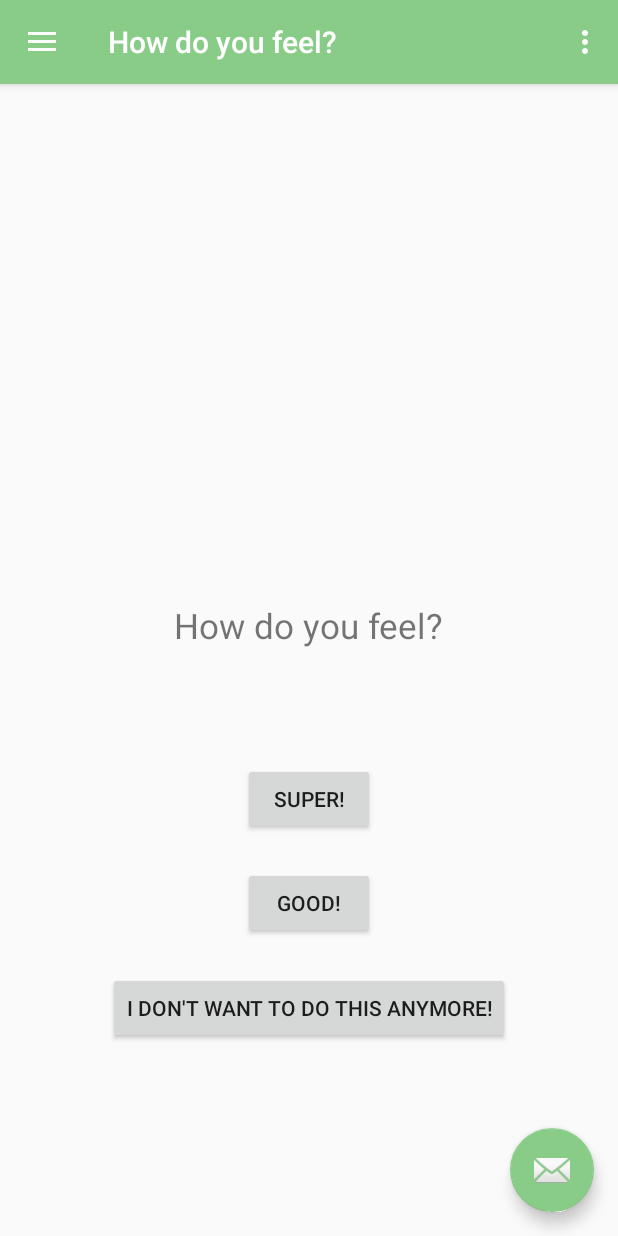
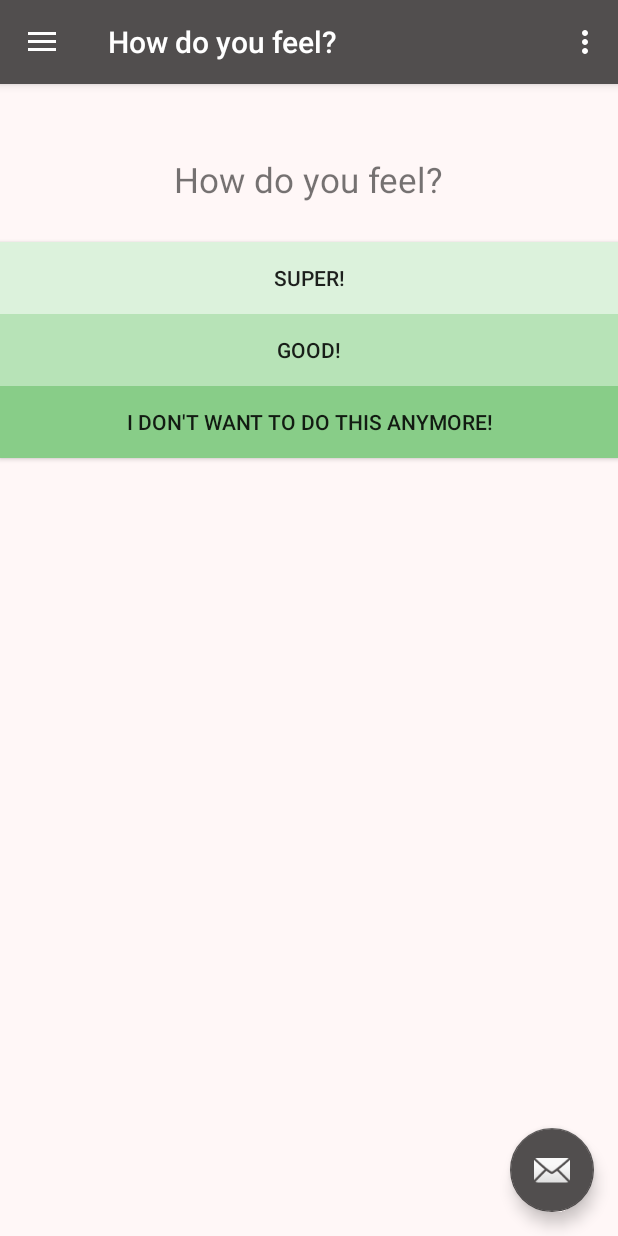
Before and after one commit to Andreea-Schiau/Android2, an Android app: the screen it shows after launch (MainActivity), in the side drawer, after a tap on "Feel it", on a phone screen of 412 x 824 dp. Run offline under Robolectric (Android 15) with nearby library versions, the phone set to English and light mode, and no system bars.

Commit message:
the new one

```diff
--- a/app/src/main/AndroidManifest.xml
+++ b/app/src/main/AndroidManifest.xml
@@ -3,13 +3,15 @@
     package="com.example.andreea.runawayfinal4">
 
     <application
+
         android:allowBackup="true"
         android:icon="@mipmap/ic_launcher"
         android:label="@string/app_name"
-        android:roundIcon="@mipmap/ic_launcher_round"
+        android:roundIcon="@mipmap/ic_launcher"
         android:supportsRtl="true"
         android:theme="@style/AppTheme">
         <activity
+
             android:name=".MainActivity"
             android:label="Run Away"
             android:theme="@style/AppTheme.NoActionBar">
@@ -18,8 +20,8 @@
 
                 <category android:name="android.intent.category.LAUNCHER" />
             </intent-filter>
+
         </activity>
-
     </application>
 
 </manifest>
--- a/app/src/main/res/layout/activity_main.xml
+++ b/app/src/main/res/layout/activity_main.xml
@@ -22,4 +22,6 @@
         app:headerLayout="@layout/nav_header_main"
         app:menu="@menu/activity_main_drawer" />
 
+
+
 </android.support.v4.widget.DrawerLayout>
--- a/app/src/main/res/layout/content_main.xml
+++ b/app/src/main/res/layout/content_main.xml
@@ -6,11 +6,16 @@
     android:layout_height="match_parent"
     app:layout_behavior="@string/appbar_scrolling_view_behavior"
     tools:context="com.example.andreea.runawayfinal4.MainActivity"
-    tools:showIn="@layout/app_bar_main">
+    tools:showIn="@layout/app_bar_main"
+    android:background="@drawable/sport">
 
     <FrameLayout
         android:id="@+id/fragment"
         android:layout_width="match_parent"
-        android:layout_height="match_parent"></FrameLayout>
+        android:layout_height="match_parent"
+        android:layout_alignParentTop="true"
+        android:layout_alignParentStart="true">
+
+    </FrameLayout>
 
 </RelativeLayout>
--- a/app/src/main/res/layout/fragment_feel_it.xml
+++ b/app/src/main/res/layout/fragment_feel_it.xml
@@ -2,6 +2,7 @@
     xmlns:tools="http://schemas.android.com/tools"
     android:layout_width="match_parent"
     android:layout_height="match_parent"
+    android:background="#FFF7F7"
     tools:context="com.example.andreea.runawayfinal4.FeelIt">
 
     <!-- TODO: Update blank fragment layout -->
@@ -9,40 +10,47 @@
 
     <Button
         android:id="@+id/super_button"
-        android:layout_width="wrap_content"
+        android:layout_width="700px"
         android:layout_height="wrap_content"
+        android:onClick="onClick"
         android:text="Super!"
-        android:layout_marginBottom="21dp"
-        android:layout_above="@+id/good_button"
-        android:layout_alignStart="@+id/good_button" />
+        android:layout_marginTop="57dp"
+        android:layout_alignTop="@+id/textView2"
+        android:background="#DCF2DC"
+        android:layout_alignParentEnd="true"
+        android:layout_alignParentStart="true" />
 
     <Button
         android:id="@+id/good_button"
-        android:layout_width="wrap_content"
+        android:layout_width="700px"
         android:layout_height="wrap_content"
+        android:layout_gravity="center_horizontal"
+        android:onClick="onClick"
         android:text="Good!"
-        android:layout_above="@+id/bad_button"
-        android:layout_centerHorizontal="true"
-        android:layout_marginBottom="22dp" />
+        android:background="#B7E3B7"
+        android:layout_below="@+id/super_button"
+        android:layout_alignParentStart="true"
+        android:layout_alignParentEnd="true" />
 
     <Button
         android:id="@+id/bad_button"
-        android:layout_width="wrap_content"
+        android:layout_width="match_parent"
         android:layout_height="wrap_content"
+        android:background="#88CD88"
+        android:onClick="onClick"
         android:text="I don't want to do this anymore!"
-        android:layout_alignParentBottom="true"
-        android:layout_centerHorizontal="true"
-        android:layout_marginBottom="128dp" />
+        android:layout_below="@+id/good_button"
+        android:layout_alignParentStart="true" />
 
     <TextView
         android:id="@+id/textView2"
         android:layout_width="wrap_content"
         android:layout_height="wrap_content"
-        android:layout_marginBottom="76dp"
         android:textSize="23dp"
         android:text="How do you feel?"
-        android:layout_above="@+id/super_button"
-        android:layout_centerHorizontal="true" />
+        android:layout_alignParentTop="true"
+        android:layout_centerHorizontal="true"
+        android:layout_marginTop="48dp" />
 
 
 </RelativeLayout>
--- a/app/src/main/res/values/colors.xml
+++ b/app/src/main/res/values/colors.xml
@@ -1,6 +1,6 @@
 <?xml version="1.0" encoding="utf-8"?>
 <resources>
-    <color name="colorPrimary">#88CC88</color>
-    <color name="colorPrimaryDark">#88CC88</color>
-    <color name="colorAccent">#88CC88</color>
+    <color name="colorPrimary">#514E4E</color>
+    <color name="colorPrimaryDark">#514E4E</color>
+    <color name="colorAccent">#514E4E</color>
 </resources>
```
Also changed, not shown: app/src/main/java/com/example/andreea/runawayfinal4/FeelIt.java (+7 -1 lines), app/src/main/java/com/example/andreea/runawayfinal4/GameIt.java (+5 -3 lines), app/src/main/java/com/example/andreea/runawayfinal4/MainActivity.java (+80 -3 lines), app/src/main/res/layout/fragment_game_it.xml (+33 -5 lines), app/src/main/res/drawable/sport.png (added), 3 other files.
